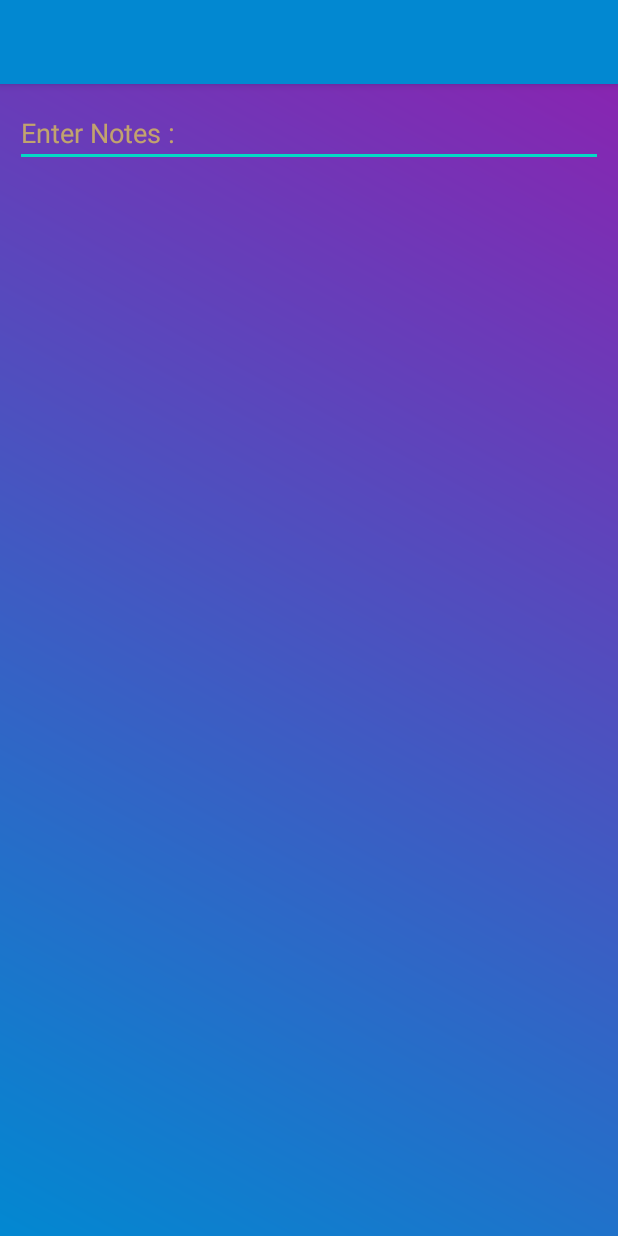
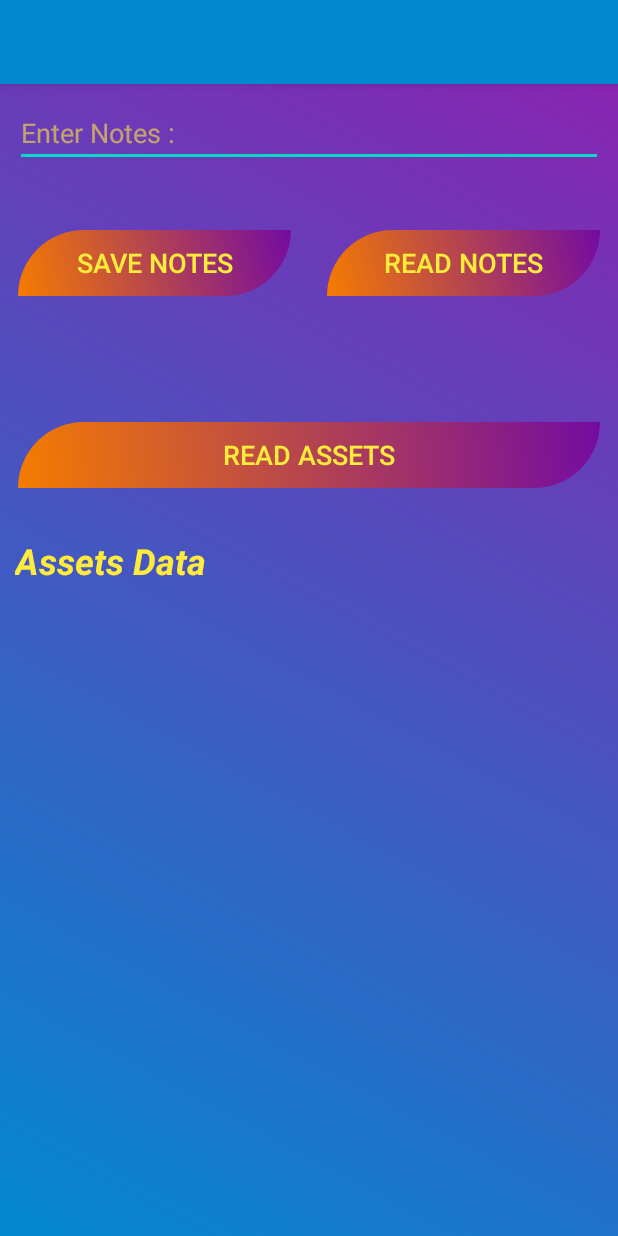
Before and after one commit to TheChiragRathod/Android_Tutorial_9, an Android app: the screen it shows after launch (MainActivity), on a phone screen of 412 x 824 dp. Run offline under Robolectric (Android 15) with nearby library versions, the phone set to English and light mode, and no system bars.

Commit message:
added Three Buttons in activity_main.xml file 1)Save Notes , 2) Read Notes ,(3) Read Assets.

```diff
--- /dev/null
+++ b/app/src/main/res/drawable-v24/button_design.xml
@@ -0,0 +1,21 @@
+<?xml version="1.0" encoding="utf-8"?>
+<selector xmlns:android="http://schemas.android.com/apk/res/android">
+
+
+    <item android:state_pressed="false">
+        <shape android:shape="rectangle">
+            <stroke android:width="4dp"
+                android:color="@android:color/transparent"/>
+
+
+
+            <gradient android:angle="45"
+                android:startColor="#F57C00"
+                android:endColor="#740BA1"/>
+
+            <corners
+                android:topLeftRadius="120dp"
+                android:bottomRightRadius="120dp"/>
+        </shape>
+    </item>
+</selector>
--- a/app/src/main/res/layout/activity_main.xml
+++ b/app/src/main/res/layout/activity_main.xml
@@ -5,7 +5,7 @@
     android:layout_width="match_parent"
     android:layout_height="match_parent"
     android:background="@drawable/gradient"
-    tools:context=".MainActivity" >
+    tools:context=".MainActivity">
 
     <EditText
         android:id="@+id/edtText"
@@ -17,8 +17,90 @@
         android:ems="10"
         android:hint="Enter Notes :"
         android:inputType="textPersonName"
+        android:textColor="@color/colorText"
         android:textColorHint="@color/colorTextHidden"
         app:layout_constraintEnd_toEndOf="parent"
         app:layout_constraintStart_toStartOf="parent"
         app:layout_constraintTop_toTopOf="parent" />
+
+    <LinearLayout
+        android:id="@+id/linearLayout"
+        android:layout_width="0dp"
+        android:layout_height="wrap_content"
+        android:layout_marginStart="10dp"
+        android:layout_marginTop="40dp"
+        android:layout_marginEnd="10dp"
+        android:orientation="horizontal"
+        app:layout_constraintEnd_toEndOf="parent"
+        app:layout_constraintStart_toStartOf="parent"
+        app:layout_constraintTop_toBottomOf="@+id/edtText">
+
+        <Button
+            android:id="@+id/button"
+            android:layout_width="match_parent"
+            android:layout_height="wrap_content"
+            android:layout_marginRight="10dp"
+            android:layout_weight="1"
+            android:background="@drawable/button_design"
+            android:text="Save Notes"
+            android:textColor="@color/colorText"
+            android:textSize="18sp" />
+
+        <Button
+            android:id="@+id/button2"
+            android:layout_width="match_parent"
+            android:layout_height="wrap_content"
+            android:layout_marginLeft="10dp"
+            android:layout_weight="1"
+            android:background="@drawable/button_design"
+            android:text="Read Notes"
+            android:textColor="@color/colorText"
+            android:textSize="18sp" />
+    </LinearLayout>
+
+    <TextView
+        android:id="@+id/textView"
+        android:layout_width="0dp"
+        android:layout_height="wrap_content"
+        android:layout_marginStart="10dp"
+        android:layout_marginTop="20dp"
+        android:layout_marginEnd="10dp"
+        android:textColor="@color/colorText"
+        android:textSize="18sp"
+        app:layout_constraintEnd_toEndOf="parent"
+        app:layout_constraintHorizontal_bias="0.0"
+        app:layout_constraintStart_toStartOf="parent"
+        app:layout_constraintTop_toBottomOf="@+id/textView2" />
+
+    <Button
+        android:id="@+id/button3"
+        android:layout_width="0dp"
+        android:layout_height="wrap_content"
+        android:layout_marginStart="10dp"
+        android:layout_marginTop="80dp"
+        android:layout_marginEnd="10dp"
+        android:background="@drawable/button_design"
+        android:text="Read Assets"
+        android:textColor="@color/colorText"
+        android:textSize="18sp"
+        app:layout_constraintEnd_toEndOf="parent"
+        app:layout_constraintHorizontal_bias="0.0"
+        app:layout_constraintStart_toStartOf="parent"
+        app:layout_constraintTop_toBottomOf="@+id/linearLayout" />
+
+    <TextView
+        android:id="@+id/textView2"
+        android:layout_width="0dp"
+        android:layout_height="wrap_content"
+        android:layout_marginStart="10dp"
+        android:layout_marginTop="30dp"
+        android:layout_marginEnd="10dp"
+        android:text="Assets Data"
+        android:textColor="@color/colorText"
+        android:textSize="24sp"
+        android:textStyle="bold|italic"
+        app:layout_constraintEnd_toEndOf="parent"
+        app:layout_constraintStart_toStartOf="parent"
+        app:layout_constraintTop_toBottomOf="@+id/button3" />
+
 </androidx.constraintlayout.widget.ConstraintLayout>
```
